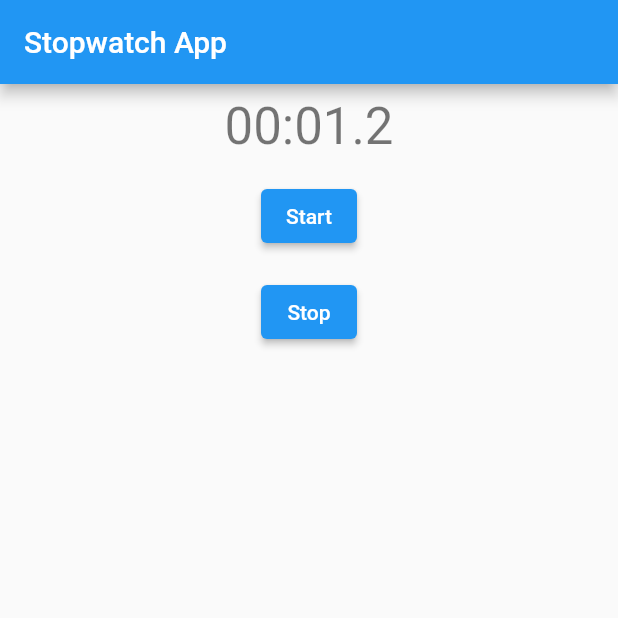
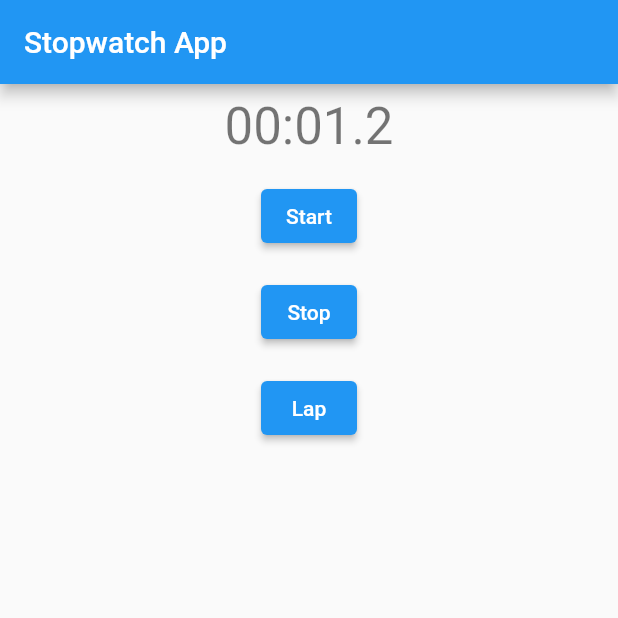
Before and after one commit to PixelToast/stopwatch-app-jingran, a Flutter app: the screen it shows after launch, after a tap on "Start", on a phone screen of 412 x 824 dp, the top half of it. Run offline on Flutter 3.47's test engine with Material 2 defaults, Android fonts, the phone set to English and light mode, and no system bars; our stand-ins replace clock.

Commit message:
Add Lap button functionality

```diff
--- a/lib/main.dart
+++ b/lib/main.dart
@@ -1,5 +1,6 @@
 import 'dart:async';
 
+import 'package:clock/clock.dart';
 import 'package:flutter/material.dart';
 import 'package:intl/intl.dart';
 
@@ -12,9 +13,7 @@ class MyApp extends StatelessWidget {
   Widget build(BuildContext context) {
     return MaterialApp(
       title: 'Stopwatch App',
-      theme: ThemeData(
-        primarySwatch: Colors.blue,
-      ),
+      theme: ThemeData(primarySwatch: Colors.blue),
       home: MyHomePage(title: 'Stopwatch App'),
     );
   }
@@ -36,30 +35,52 @@ class _MyHomePageState extends State<MyHomePage> {
   late DateTime _elapsed;
   String _timerText = initialTimerText;
 
+  List<String> _laps = [];
+
+  @override
+  void dispose() {
+    super.dispose();
+    stopTimer();
+  }
+
   start() {
     stop();
-    _startTime = DateTime.now();
+    _laps.clear();
+    _startTime = clock.now();
     updateElapsed();
   }
 
   updateElapsed() async {
-    _timer = Timer.periodic(Duration(milliseconds: 100), (timer) {
-      _elapsed = DateTime.now().subtract(Duration(
-        milliseconds: _startTime.millisecondsSinceEpoch,
-      ));
+    _timer = Timer.periodic(
+      Duration(milliseconds: 10),
+      (timer) {
+        _elapsed = clock.now().subtract(
+            Duration(milliseconds: _startTime.millisecondsSinceEpoch));
         String timerText = _timerFormat.format(_elapsed);
         //remove last two characters to simulate tenths
         timerText = timerText.substring(0, timerText.length - 2);
         setState(() {
           _timerText = timerText;
         });
+      },
+    );
+  }
+
+  stopTimer() {
+    _timer?.cancel();
+    _timer = null;
+  }
+
+  stop() {
+    stopTimer();
+    setState(() {
+      _timerText = initialTimerText;
     });
   }
 
-  stop() {
-    _timer?.cancel();
+  lap() {
     setState(() {
-      _timerText = initialTimerText;
+      _laps.add(_timerText);
     });
   }
 
@@ -75,12 +96,14 @@ class _MyHomePageState extends State<MyHomePage> {
               padding: const EdgeInsets.all(8.0),
               child: Text(
                 '$_timerText',
+                key: Key('timer.display'),
                 style: Theme.of(context).textTheme.headline4,
               ),
             ),
             Padding(
               padding: const EdgeInsets.all(8.0),
               child: ElevatedButton(
+                key: Key("start.button"),
                 onPressed: () => start(),
                 child: Text("Start"),
               ),
@@ -88,8 +111,35 @@ class _MyHomePageState extends State<MyHomePage> {
             Padding(
               padding: const EdgeInsets.all(8.0),
               child: ElevatedButton(
+                key: Key("stop.button"),
                 onPressed: () => stop(),
                 child: Text("Stop"),
+              ),
+            ),
+            Padding(
+              padding: const EdgeInsets.all(8.0),
+              child: ElevatedButton(
+                key: Key("lap.button"),
+                onPressed: null == _timer ? null : () => lap(),
+                child: Text("Lap"),
+              ),
+            ),
+            Expanded(
+              child: ListView.builder(
+                itemCount: _laps.length,
+                itemBuilder: (context, index) {
+                  int reversedIndex = _laps.length - index - 1;
+                  return Row(
+                    children: [
+                      Padding(
+                        padding: const EdgeInsets.all(8.0),
+                        child: Text(
+                          "Lap ${reversedIndex + 1}: ${_laps[reversedIndex]}",
+                        ),
+                      ),
+                    ],
+                  );
+                },
               ),
             ),
           ],
```
Lines whose indentation alone changed are shown as unchanged.
